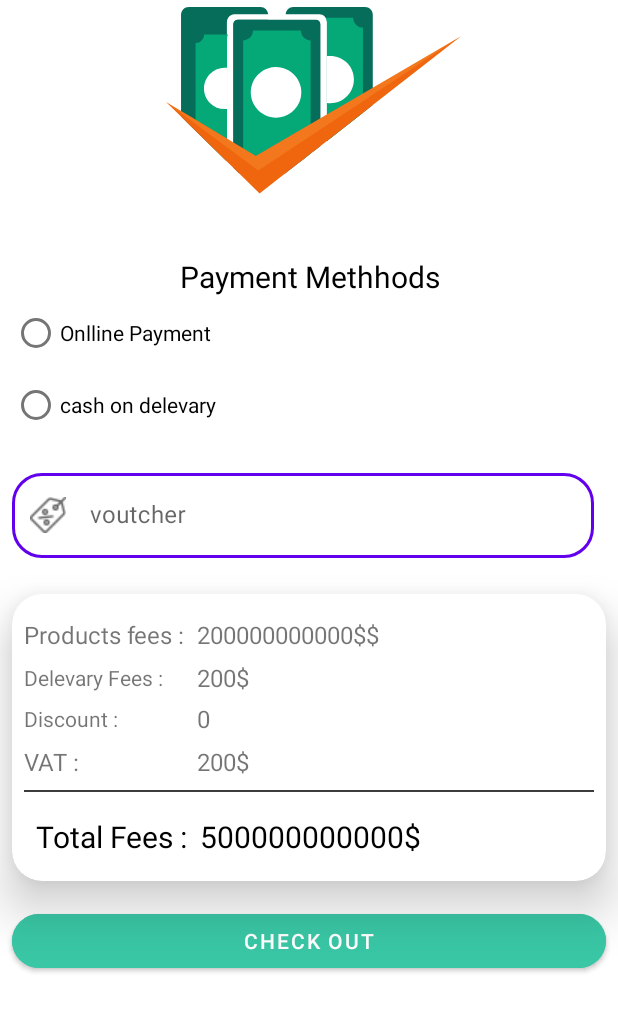
After one commit to AhmedEhab125/Shopify, an Android app: the fragment PaymentFragment shown on its own in the app's theme, on a phone screen of 412 x 824 dp. The commit adds this screen. Shown: the top 1012 px of the screen. Run offline under Robolectric (Android 15) with nearby library versions, the phone set to English and light mode, and no system bars.

Commit message:
add address and payment screens

```diff
--- a/app/build.gradle
+++ b/app/build.gradle
@@ -44,6 +44,7 @@ dependencies {
     implementation 'androidx.appcompat:appcompat:1.6.1'
     implementation 'com.google.android.material:material:1.9.0'
     implementation 'androidx.constraintlayout:constraintlayout:2.1.4'
+    implementation 'androidx.legacy:legacy-support-v4:1.0.0'
     testImplementation 'junit:junit:4.13.2'
     androidTestImplementation 'androidx.test.ext:junit:1.1.5'
     androidTestImplementation 'androidx.test.espresso:espresso-core:3.5.1'
--- /dev/null
+++ b/app/src/main/java/com/example/shopify/payment/PaymentFragment.kt
@@ -0,0 +1,22 @@
+package com.example.shopify.payment
+
+import android.os.Bundle
+import androidx.fragment.app.Fragment
+import android.view.LayoutInflater
+import android.view.View
+import android.view.ViewGroup
+import com.example.shopify.R
+
+class PaymentFragment : Fragment() {
+
+
+    override fun onCreateView(
+        inflater: LayoutInflater, container: ViewGroup?,
+        savedInstanceState: Bundle?
+    ): View? {
+        // Inflate the layout for this fragment
+        return inflater.inflate(R.layout.fragment_payment, container, false)
+    }
+
+
+}
--- a/app/src/main/res/layout/activity_main.xml
+++ b/app/src/main/res/layout/activity_main.xml
@@ -4,7 +4,9 @@
     xmlns:tools="http://schemas.android.com/tools"
     android:layout_width="match_parent"
     android:layout_height="match_parent"
-    tools:context=".mainActivity.MainActivity">
+    tools:context=".mainActivity.MainActivity"
+    >
+
 
     <androidx.viewpager2.widget.ViewPager2
         android:id="@+id/vp_screen_titles"
--- a/app/src/main/res/layout/fragment_login.xml
+++ b/app/src/main/res/layout/fragment_login.xml
@@ -22,7 +22,7 @@
 
 
     <com.google.android.material.textfield.TextInputLayout
-        android:id="@+id/loginEmailTF"
+        android:id="@+id/appartmentAddressTF"
         style="@style/Widget.MaterialComponents.TextInputLayout.OutlinedBox"
         android:layout_width="match_parent"
         android:layout_height="wrap_content"
@@ -66,7 +66,7 @@
         app:boxCornerRadiusTopStart="20dp"
         app:layout_constraintEnd_toEndOf="parent"
         app:layout_constraintStart_toStartOf="parent"
-        app:layout_constraintTop_toBottomOf="@+id/loginEmailTF"
+        app:layout_constraintTop_toBottomOf="@+id/appartmentAddressTF"
         app:passwordToggleEnabled="true"
         app:startIconDrawable="@drawable/baseline_lock_24">
 
--- /dev/null
+++ b/app/src/main/res/layout/fragment_payment.xml
@@ -0,0 +1,249 @@
+<?xml version="1.0" encoding="utf-8"?>
+<androidx.constraintlayout.widget.ConstraintLayout xmlns:android="http://schemas.android.com/apk/res/android"
+    xmlns:app="http://schemas.android.com/apk/res-auto"
+    xmlns:tools="http://schemas.android.com/tools"
+    android:layout_width="match_parent"
+    android:layout_height="match_parent"
+    tools:context=".payment.PaymentFragment">
+
+    <com.google.android.material.textfield.TextInputLayout
+        android:id="@+id/voutcherTF"
+        style="@style/Widget.MaterialComponents.TextInputLayout.OutlinedBox"
+        android:layout_width="match_parent"
+        android:layout_height="wrap_content"
+
+        android:layout_marginTop="16dp"
+        android:layout_marginEnd="8dp"
+        android:focusableInTouchMode="true"
+        android:hint="@string/voutcher"
+
+        android:minHeight="48dp"
+        app:boxCornerRadiusBottomEnd="20dp"
+        app:boxCornerRadiusBottomStart="20dp"
+        app:boxCornerRadiusTopEnd="20dp"
+        app:boxCornerRadiusTopStart="20dp"
+        app:layout_constraintEnd_toEndOf="parent"
+        app:layout_constraintHorizontal_bias="0.0"
+        app:layout_constraintStart_toStartOf="parent"
+        app:layout_constraintTop_toBottomOf="@+id/radioGroup2"
+        app:startIconDrawable="@drawable/tag">
+
+        <com.google.android.material.textfield.TextInputEditText
+            android:layout_width="match_parent"
+            android:layout_height="wrap_content"
+            android:layout_margin="8dp"
+            android:maxLines="1"
+            android:singleLine="true">
+
+        </com.google.android.material.textfield.TextInputEditText>
+
+    </com.google.android.material.textfield.TextInputLayout>
+
+    <com.airbnb.lottie.LottieAnimationView
+        android:id="@+id/lottieSplash2"
+        android:layout_width="0dp"
+        android:layout_height="150dp"
+        android:layout_centerInParent="true"
+        android:layout_marginHorizontal="10dp"
+        android:elevation="10dp"
+        app:layout_constraintBottom_toBottomOf="parent"
+        app:layout_constraintEnd_toEndOf="parent"
+        app:layout_constraintHorizontal_bias="0.38"
+        app:layout_constraintStart_toStartOf="parent"
+        app:layout_constraintTop_toTopOf="parent"
+        app:layout_constraintVertical_bias="0.007"
+        app:lottie_autoPlay="true"
+        app:lottie_loop="true"
+        app:lottie_rawRes="@raw/payment"
+
+        />
+
+    <RadioGroup
+        android:id="@+id/radioGroup2"
+        android:layout_width="0dp"
+        android:layout_height="wrap_content"
+        android:layout_marginStart="8dp"
+        android:layout_marginTop="16dp"
+        android:layout_marginEnd="8dp"
+        app:layout_constraintEnd_toEndOf="parent"
+        app:layout_constraintHorizontal_bias="0.0"
+        app:layout_constraintStart_toStartOf="parent"
+        app:layout_constraintTop_toBottomOf="@+id/lottieSplash2">
+
+        <TextView
+            android:id="@+id/textView14"
+            android:layout_width="match_parent"
+            android:layout_height="wrap_content"
+            android:gravity="center"
+            android:text="@string/paymrnt_method"
+            android:textColor="#000000"
+            android:textSize="20sp" />
+
+        <RadioButton
+            android:id="@+id/onlinePaymentRB"
+            android:layout_width="match_parent"
+            android:layout_height="wrap_content"
+            android:text="@string/onlline_payment" />
+
+        <RadioButton
+            android:id="@+id/cashOnDelevaryRB"
+            android:layout_width="match_parent"
+            android:layout_height="wrap_content"
+            android:text="@string/cash_on_delevary" />
+    </RadioGroup>
+
+    <androidx.cardview.widget.CardView
+        android:id="@+id/cardView2"
+        android:layout_width="match_parent"
+        android:layout_height="wrap_content"
+        android:layout_marginStart="8dp"
+        android:layout_marginTop="16dp"
+        android:layout_marginEnd="8dp"
+        app:cardCornerRadius="20dp"
+        app:cardElevation="20dp"
+        app:layout_constraintEnd_toEndOf="parent"
+        app:layout_constraintHorizontal_bias="0.0"
+        app:layout_constraintStart_toStartOf="parent"
+        app:layout_constraintTop_toBottomOf="@+id/voutcherTF">
+
+        <androidx.constraintlayout.widget.ConstraintLayout
+            android:layout_width="match_parent"
+            android:layout_height="match_parent">
+
+            <View
+                android:id="@+id/view3"
+                android:layout_width="0dp"
+                android:layout_height="1dp"
+                android:layout_marginStart="8dp"
+                android:layout_marginTop="8dp"
+                android:layout_marginEnd="8dp"
+                android:background="#C3000000"
+                app:layout_constraintEnd_toEndOf="parent"
+                app:layout_constraintStart_toStartOf="parent"
+                app:layout_constraintTop_toBottomOf="@+id/tv_vat_fees" />
+
+            <TextView
+                android:id="@+id/textView26"
+                android:layout_width="wrap_content"
+                android:layout_height="wrap_content"
+                android:layout_marginStart="8dp"
+                android:layout_marginTop="16dp"
+                android:text="@string/products_fees"
+                android:textSize="16sp"
+                app:layout_constraintStart_toStartOf="parent"
+                app:layout_constraintTop_toTopOf="parent" />
+
+            <TextView
+                android:id="@+id/tv_product_fees"
+                android:layout_width="wrap_content"
+                android:layout_height="wrap_content"
+                android:layout_marginStart="8dp"
+                android:text="200000000000$$"
+                android:textSize="16sp"
+                app:layout_constraintBottom_toBottomOf="@+id/textView26"
+                app:layout_constraintEnd_toEndOf="parent"
+                app:layout_constraintHorizontal_bias="0.0"
+                app:layout_constraintStart_toEndOf="@+id/textView26"
+                app:layout_constraintTop_toTopOf="@+id/textView26"
+                app:layout_constraintVertical_bias="0.0" />
+
+            <TextView
+                android:id="@+id/textView28"
+                android:layout_width="wrap_content"
+                android:layout_height="wrap_content"
+                android:layout_marginTop="8dp"
+                android:text="@string/delevary_fees"
+                app:layout_constraintStart_toStartOf="@+id/textView26"
+                app:layout_constraintTop_toBottomOf="@+id/textView26" />
+
+            <TextView
+                android:id="@+id/tv_delevary_fees"
+                android:layout_width="wrap_content"
+                android:layout_height="wrap_content"
+                android:text="200$"
+                android:textSize="16sp"
+                app:layout_constraintBottom_toBottomOf="@+id/textView28"
+                app:layout_constraintStart_toStartOf="@+id/tv_product_fees"
+                app:layout_constraintTop_toTopOf="@+id/textView28" />
+
+            <TextView
+                android:id="@+id/textView30"
+                android:layout_width="wrap_content"
+                android:layout_height="wrap_content"
+                android:layout_marginTop="8dp"
+                android:text="@string/vat"
+                android:textSize="16sp"
+                app:layout_constraintStart_toStartOf="@+id/textView35"
+                app:layout_constraintTop_toBottomOf="@+id/textView35" />
+
+            <TextView
+                android:id="@+id/tv_vat_fees"
+                android:layout_width="wrap_content"
+                android:layout_height="wrap_content"
+                android:text="200$"
+                android:textSize="16sp"
+                app:layout_constraintBottom_toBottomOf="@+id/textView30"
+                app:layout_constraintStart_toStartOf="@+id/tv_delevary_fees"
+                app:layout_constraintTop_toTopOf="@+id/textView30" />
+
+            <TextView
+                android:id="@+id/textView32"
+                android:layout_width="wrap_content"
+                android:layout_height="wrap_content"
+                android:layout_marginStart="16dp"
+                android:layout_marginTop="16dp"
+                android:layout_marginBottom="16dp"
+                android:text="@string/total_fees"
+                android:textColor="#000000"
+                android:textSize="20sp"
+                app:layout_constraintBottom_toBottomOf="parent"
+                app:layout_constraintStart_toStartOf="parent"
+                app:layout_constraintTop_toBottomOf="@+id/view3" />
+
+            <TextView
+                android:id="@+id/tv_total_fees"
+                android:layout_width="wrap_content"
+                android:layout_height="wrap_content"
+                android:layout_marginStart="8dp"
+                android:text="500000000000$"
+                android:textColor="#000000"
+                android:textSize="20sp"
+                app:layout_constraintBottom_toBottomOf="@+id/textView32"
+                app:layout_constraintStart_toEndOf="@+id/textView32"
+                app:layout_constraintTop_toTopOf="@+id/textView32" />
+
+            <TextView
+                android:id="@+id/textView35"
+                android:layout_width="wrap_content"
+                android:layout_height="wrap_content"
+                android:layout_marginTop="8dp"
+                android:text="@string/discount"
+                app:layout_constraintStart_toStartOf="@+id/textView28"
+                app:layout_constraintTop_toBottomOf="@+id/textView28" />
+
+            <TextView
+                android:id="@+id/tv_discount"
+                android:layout_width="wrap_content"
+                android:layout_height="wrap_content"
+                android:text="0"
+                android:textSize="16sp"
+                app:layout_constraintBottom_toBottomOf="@+id/textView35"
+                app:layout_constraintStart_toStartOf="@+id/tv_delevary_fees"
+                app:layout_constraintTop_toTopOf="@+id/textView35" />
+        </androidx.constraintlayout.widget.ConstraintLayout>
+    </androidx.cardview.widget.CardView>
+
+    <Button
+        android:id="@+id/button2"
+        android:layout_width="0dp"
+        android:layout_height="wrap_content"
+        android:layout_marginStart="8dp"
+        android:layout_marginTop="16dp"
+        android:layout_marginEnd="8dp"
+        android:backgroundTint="@color/blue_app_color"
+        android:text="@string/check_out"
+        app:cornerRadius="20dp"
+        app:layout_constraintEnd_toEndOf="parent"
+        app:layout_constraintStart_toStartOf="parent"
+        app:layout_constraintTop_toBottomOf="@+id/cardView2" />
+</androidx.constraintlayout.widget.ConstraintLayout>
--- a/app/src/main/res/values/strings.xml
+++ b/app/src/main/res/values/strings.xml
@@ -21,4 +21,20 @@
     <string name="welcometo_tv">Welcome To</string>
     <string name="signupPassHint">Confirm Password</string>
     <string name="signUpBtn">Sign Up</string>
+    <string name="appartment">Appartment</string>
+    <string name="building_no">Building</string>
+    <string name="street">Street</string>
+    <string name="city">City</string>
+    <string name="payment_methods">Payment Methods</string>
+    <string name="phone_number">Phone Number</string>
+    <string name="onlline_payment">Onlline Payment</string>
+    <string name="paymrnt_method">Payment Methhods</string>
+    <string name="cash_on_delevary">cash on delevary</string>
+    <string name="check_out" >Check Out</string>
+    <string name="products_fees">Products fees :</string>
+    <string name="delevary_fees">Delevary Fees :</string>
+    <string name="vat">VAT :</string>
+    <string name="total_fees">Total Fees : </string>
+    <string name="discount">Discount :</string>
+    <string name="voutcher">voutcher</string>
 </resources>
```
Also changed, not shown: app/src/main/AndroidManifest.xml (+7 -5 lines), app/src/main/java/com/example/shopify/addressPicker/AddressFragment.kt (added, +22 -0 lines), app/src/main/res/layout/fragment_address.xml (added, +200 -0 lines), app/src/main/res/raw/address_animation.json (added, +1 -0 lines), app/src/main/res/raw/payment.json (added, +1 -0 lines), app/src/main/res/drawable/building.png (added), app/src/main/res/drawable/building1.png (added), app/src/main/res/drawable/city.png (added), app/src/main/res/drawable/streets.png (added), app/src/main/res/drawable/tag.png (added), app/src/main/res/drawable/telephone.png (added).
